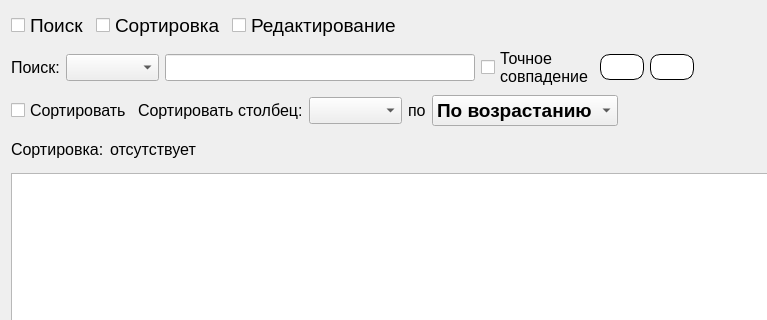
Before: the Qt Designer form Gui/TabWidgets/Admin/users.ui in MyEdit/Casino_Client, drawn with Qt 5; both pictures show x 0 to 767 and y 0 to 320 of the 1015 by 640 pixel window.
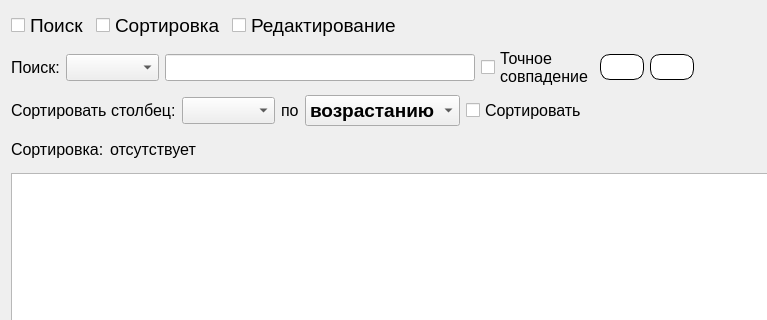
After: the same form once the commit is applied. Icons and pictures are not drawn.

Patch:
```diff
--- a/Gui/TabWidgets/Admin/users.ui
+++ b/Gui/TabWidgets/Admin/users.ui
@@ -243,19 +243,6 @@
    </item>
    <item>
     <layout class="QHBoxLayout" name="horizontalLayout_8">
-     <item>
-      <widget class="QCheckBox" name="sorting">
-       <property name="font">
-        <font>
-         <family>Segoe UI</family>
-         <pointsize>12</pointsize>
-        </font>
-       </property>
-       <property name="text">
-        <string>Сортировать</string>
-       </property>
-      </widget>
-     </item>
      <item>
       <widget class="QLabel" name="label_3">
        <property name="font">
@@ -318,16 +305,29 @@
        </property>
        <item>
         <property name="text">
-         <string>По возрастанию</string>
+         <string>возрастанию</string>
         </property>
        </item>
        <item>
         <property name="text">
-         <string>По убыванию</string>
+         <string>убыванию</string>
         </property>
        </item>
       </widget>
      </item>
+     <item>
+      <widget class="QCheckBox" name="sorting">
+       <property name="font">
+        <font>
+         <family>Segoe UI</family>
+         <pointsize>12</pointsize>
+        </font>
+       </property>
+       <property name="text">
+        <string>Сортировать</string>
+       </property>
+      </widget>
+     </item>
      <item>
       <spacer name="horizontalSpacer_13">
        <property name="orientation">
@@ -365,7 +365,7 @@
       </widget>
      </item>
      <item>
-      <widget class="QLabel" name="label_8">
+      <widget class="QLabel" name="labelWhatKindSorting">
        <property name="sizePolicy">
         <sizepolicy hsizetype="Fixed" vsizetype="Preferred">
          <horstretch>0</horstretch>
```
